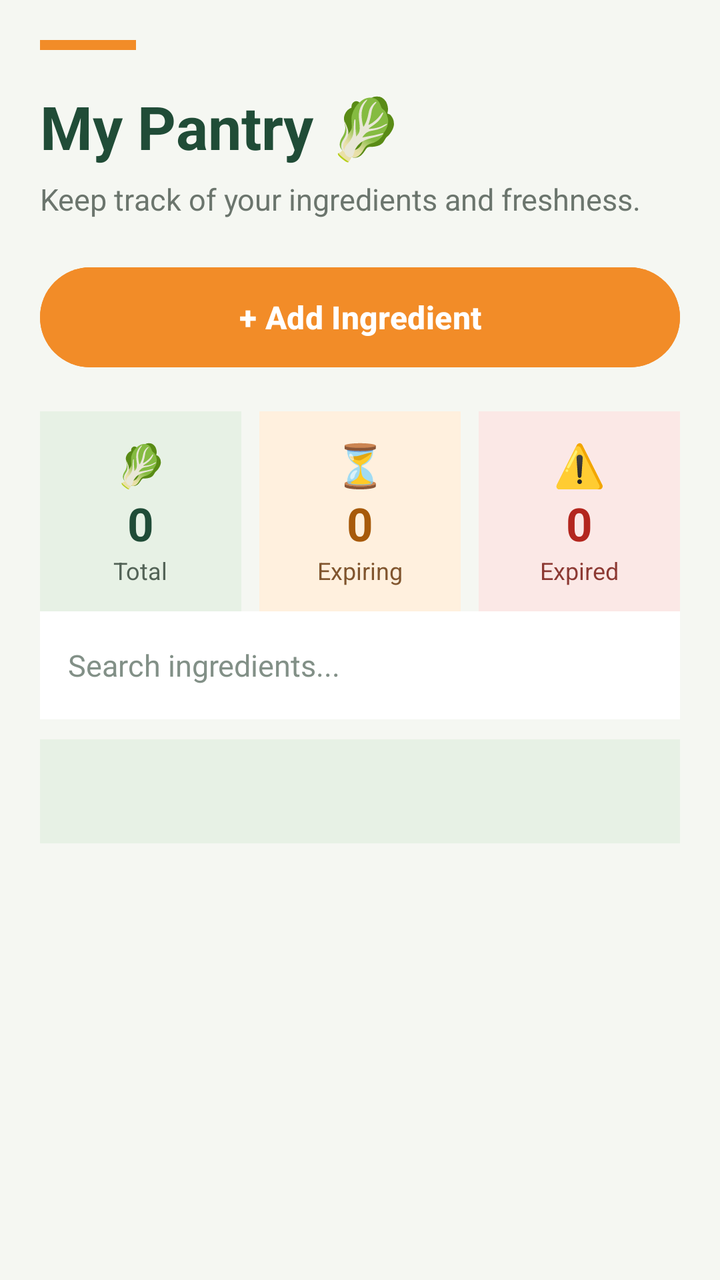
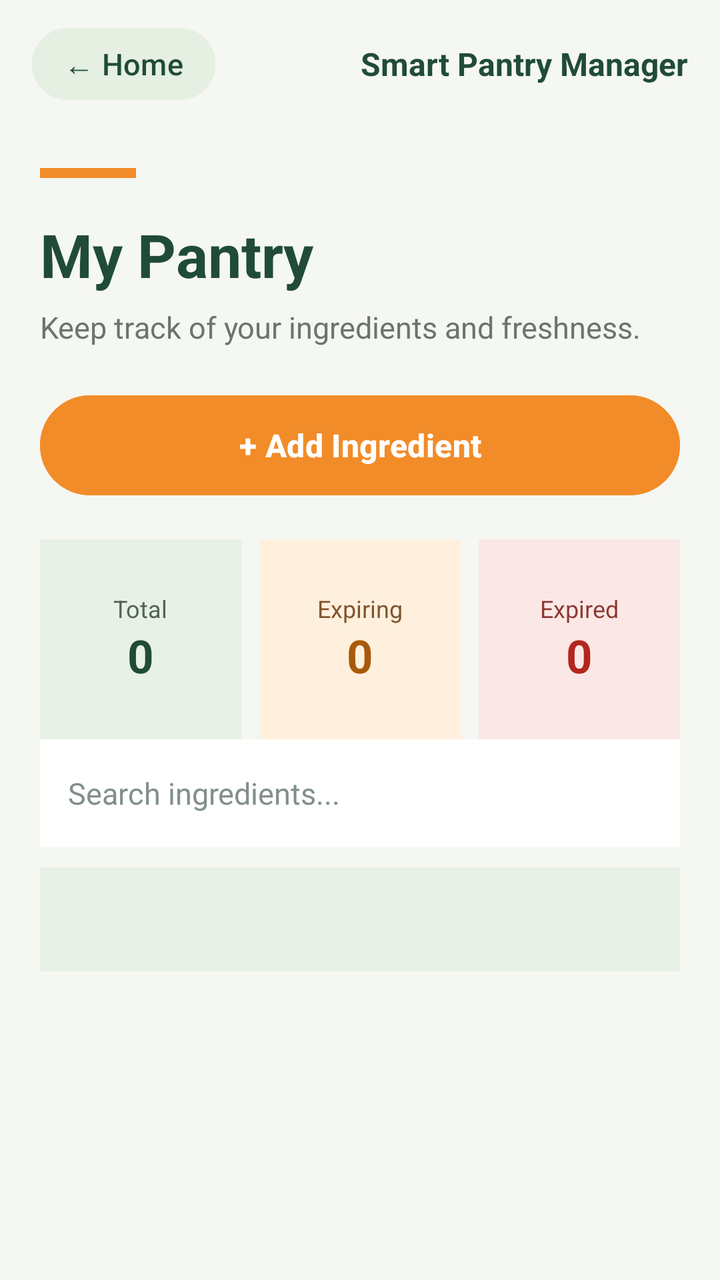

Before-and-after screenshots of an Android layout around one commit, followed by the original layout XML and the change that was made.
<!-- AndroidManifest.xml: application theme Theme.SmartPantryManager -->
<!-- res/layout/activity_pantry.xml -->
<?xml version="1.0" encoding="utf-8"?>
<ScrollView xmlns:android="http://schemas.android.com/apk/res/android"
    android:layout_width="match_parent"
    android:layout_height="match_parent"
    android:background="#F5F7F2"
    android:fillViewport="true">

    <LinearLayout
        android:layout_width="match_parent"
        android:layout_height="wrap_content"
        android:orientation="vertical"
        android:padding="20dp">

        <View
            android:layout_width="48dp"
            android:layout_height="5dp"
            android:layout_marginBottom="18dp"
            android:background="#F28C28" />

        <TextView
            android:layout_width="match_parent"
            android:layout_height="wrap_content"
            android:text="My Pantry 🥬"
            android:textColor="#204C37"
            android:textSize="30sp"
            android:textStyle="bold" />

        <TextView
            android:layout_width="match_parent"
            android:layout_height="wrap_content"
            android:layout_marginTop="6dp"
            android:layout_marginBottom="20dp"
            android:text="Keep track of your ingredients and freshness."
            android:textColor="#6B756D"
            android:textSize="15sp" />

        <Button
            android:id="@+id/btnAddIngredient"
            android:layout_width="match_parent"
            android:layout_height="58dp"
            android:layout_marginBottom="18dp"
            android:backgroundTint="#F28C28"
            android:text="+ Add Ingredient"
            android:textColor="#FFFFFF"
            android:textSize="16sp"
            android:textStyle="bold" />

        <LinearLayout
            android:layout_width="match_parent"
            android:layout_height="wrap_content"
            android:orientation="horizontal"
            android:weightSum="3">

            <LinearLayout
                android:layout_width="0dp"
                android:layout_height="100dp"
                android:layout_weight="1"
                android:layout_marginEnd="6dp"
                android:background="#E7F1E5"
                android:gravity="center"
                android:orientation="vertical"
                android:padding="6dp">

                <TextView
                    android:layout_width="wrap_content"
                    android:layout_height="wrap_content"
                    android:text="🥬"
                    android:textSize="21sp" />

                <TextView
                    android:id="@+id/txtTotalIngredients"
                    android:layout_width="wrap_content"
                    android:layout_height="wrap_content"
                    android:text="0"
                    android:textColor="#204C37"
                    android:textSize="23sp"
                    android:textStyle="bold" />

                <TextView
                    android:layout_width="wrap_content"
                    android:layout_height="wrap_content"
                    android:text="Total"
                    android:textColor="#536357"
                    android:textSize="12sp" />
            </LinearLayout>

            <LinearLayout
                android:layout_width="0dp"
                android:layout_height="100dp"
                android:layout_weight="1"
                android:layout_marginStart="3dp"
                android:layout_marginEnd="3dp"
                android:background="#FFF0DE"
                android:gravity="center"
                android:orientation="vertical"
                android:padding="6dp">

                <TextView
                    android:layout_width="wrap_content"
                    android:layout_height="wrap_content"
                    android:text="⏳"
                    android:textSize="21sp" />

                <TextView
                    android:id="@+id/txtExpiringSoon"
                    android:layout_width="wrap_content"
                    android:layout_height="wrap_content"
                    android:text="0"
                    android:textColor="#A75A0B"
                    android:textSize="23sp"
                    android:textStyle="bold" />

                <TextView
                    android:layout_width="wrap_content"
                    android:layout_height="wrap_content"
                    android:text="Expiring"
                    android:textColor="#80552E"
                    android:textSize="12sp" />
            </LinearLayout>

            <LinearLayout
                android:layout_width="0dp"
                android:layout_height="100dp"
                android:layout_weight="1"
                android:layout_marginStart="6dp"
                android:background="#FBE8E6"
                android:gravity="center"
                android:orientation="vertical"
                android:padding="6dp">

                <TextView
                    android:layout_width="wrap_content"
                    android:layout_height="wrap_content"
                    android:text="⚠️"
                    android:textSize="21sp" />

                <TextView
                    android:id="@+id/txtExpired"
                    android:layout_width="wrap_content"
                    android:layout_height="wrap_content"
                    android:text="0"
                    android:textColor="#B3261E"
                    android:textSize="23sp"
                    android:textStyle="bold" />

                <TextView
                    android:layout_width="wrap_content"
                    android:layout_height="wrap_content"
                    android:text="Expired"
                    android:textColor="#8C3933"
                    android:textSize="12sp" />
            </LinearLayout>
        </LinearLayout>

        <TextView
            android:id="@+id/txtLowStockAlert"
            android:layout_width="match_parent"
            android:layout_height="wrap_content"
            android:layout_marginTop="14dp"
            android:layout_marginBottom="18dp"
            android:background="#FFF0DE"
            android:padding="14dp"
            android:text="Low stock alert"
            android:textColor="#80552E"
            android:textSize="14sp"
            android:visibility="gone" />

        <EditText
            android:id="@+id/edtSearchIngredient"
            android:layout_width="match_parent"
            android:layout_height="54dp"
            android:layout_marginBottom="10dp"
            android:background="#FFFFFF"
            android:hint="Search ingredients..."
            android:inputType="text"
            android:paddingStart="14dp"
            android:paddingEnd="14dp"
            android:textColor="#204C37"
            android:textColorHint="#829087"
            android:textSize="15sp" />

        <Spinner
            android:id="@+id/spinnerIngredientFilter"
            android:layout_width="match_parent"
            android:layout_height="52dp"
            android:layout_marginBottom="16dp"
            android:background="#E7F1E5"
            android:paddingStart="10dp"
            android:paddingEnd="10dp" />

        <TextView
            android:id="@+id/txtEmptyPantry"
            android:layout_width="match_parent"
            android:layout_height="wrap_content"
            android:gravity="center"
            android:padding="24dp"
            android:text="🌱 Your pantry is empty.\nAdd an ingredient to get started!"
            android:textColor="#6B756D"
            android:textSize="16sp"
            android:lineSpacingExtra="6dp"
            android:visibility="gone" />

        <androidx.recyclerview.widget.RecyclerView
            android:id="@+id/recyclerPantry"
            android:layout_width="match_parent"
            android:layout_height="wrap_content"
            android:nestedScrollingEnabled="false"
            android:clipToPadding="false"
            android:paddingBottom="12dp" />

    </LinearLayout>
</ScrollView>
<!-- resources referenced by this layout -->
<resources>
  <style name="Theme.SmartPantryManager" parent="Base.Theme.SmartPantryManager" />
  <style name="Base.Theme.SmartPantryManager" parent="Theme.Material3.DayNight.NoActionBar">
          
          
      </style>
</resources>

<!-- the commit's change to res/layout/activity_pantry.xml (unified diff, before → after) -->
@@ -1,212 +1,243 @@
 <?xml version="1.0" encoding="utf-8"?>
-<ScrollView xmlns:android="http://schemas.android.com/apk/res/android"
+<LinearLayout xmlns:android="http://schemas.android.com/apk/res/android"
     android:layout_width="match_parent"
     android:layout_height="match_parent"
-    android:background="#F5F7F2"
-    android:fillViewport="true">
-
-    <LinearLayout
+    android:orientation="vertical"
+    android:background="#F5F7F2">
+
+    
+    <include layout="@layout/header_back_home" />
+
+    <ScrollView
         android:layout_width="match_parent"
-        android:layout_height="wrap_content"
-        android:orientation="vertical"
-        android:padding="20dp">
-
-        <View
-            android:layout_width="48dp"
-            android:layout_height="5dp"
-            android:layout_marginBottom="18dp"
-            android:background="#F28C28" />
-
-        <TextView
-            android:layout_width="match_parent"
-            android:layout_height="wrap_content"
-            android:text="My Pantry 🥬"
-            android:textColor="#204C37"
-            android:textSize="30sp"
-            android:textStyle="bold" />
-
-        <TextView
-            android:layout_width="match_parent"
-            android:layout_height="wrap_content"
-            android:layout_marginTop="6dp"
-            android:layout_marginBottom="20dp"
-            android:text="Keep track of your ingredients and freshness."
-            android:textColor="#6B756D"
-            android:textSize="15sp" />
-
-        <Button
-            android:id="@+id/btnAddIngredient"
-            android:layout_width="match_parent"
-            android:layout_height="58dp"
-            android:layout_marginBottom="18dp"
-            android:backgroundTint="#F28C28"
-            android:text="+ Add Ingredient"
-            android:textColor="#FFFFFF"
-            android:textSize="16sp"
-            android:textStyle="bold" />
+        android:layout_height="0dp"
+        android:layout_weight="1"
+        android:fillViewport="true">
 
         <LinearLayout
             android:layout_width="match_parent"
             android:layout_height="wrap_content"
-            android:orientation="horizontal"
-            android:weightSum="3">
-
+            android:orientation="vertical"
+            android:padding="20dp">
+
+            <View
+                android:layout_width="48dp"
+                android:layout_height="5dp"
+                android:layout_marginBottom="18dp"
+                android:background="#F28C28" />
+
+            <TextView
+                android:layout_width="match_parent"
+                android:layout_height="wrap_content"
+                android:text="My Pantry"
+                android:textColor="#204C37"
+                android:textSize="30sp"
+                android:textStyle="bold" />
+
+            <TextView
+                android:layout_width="match_parent"
+                android:layout_height="wrap_content"
+                android:layout_marginTop="6dp"
+                android:layout_marginBottom="20dp"
+                android:text="Keep track of your ingredients and freshness."
+                android:textColor="#6B756D"
+                android:textSize="15sp" />
+
+            <Button
+                android:id="@+id/btnAddIngredient"
+                android:layout_width="match_parent"
+                android:layout_height="58dp"
+                android:layout_marginBottom="18dp"
+                android:backgroundTint="#F28C28"
+                android:text="+ Add Ingredient"
+                android:textColor="#FFFFFF"
+                android:textSize="16sp"
+                android:textStyle="bold" />
+
+            
             <LinearLayout
-                android:layout_width="0dp"
-                android:layout_height="100dp"
-                android:layout_weight="1"
-                android:layout_marginEnd="6dp"
+                android:layout_width="match_parent"
+                android:layout_height="wrap_content"
+                android:orientation="horizontal"
+                android:weightSum="3">
+
+                <LinearLayout
+                    android:layout_width="0dp"
+                    android:layout_height="100dp"
+                    android:layout_weight="1"
+                    android:layout_marginEnd="6dp"
+                    android:background="#E7F1E5"
+                    android:gravity="center"
+                    android:orientation="vertical"
+                    android:padding="6dp">
+
+                    <TextView
+                        android:layout_width="wrap_content"
+                        android:layout_height="wrap_content"
+                        android:text="Total"
+                        android:textColor="#536357"
+                        android:textSize="12sp" />
+
+                    <TextView
+                        android:id="@+id/txtTotalIngredients"
+                        android:layout_width="wrap_content"
+                        android:layout_height="wrap_content"
+                        android:text="0"
+                        android:textColor="#204C37"
+                        android:textSize="23sp"
+                        android:textStyle="bold" />
+                </LinearLayout>
+
+                <LinearLayout
+                    android:layout_width="0dp"
+                    android:layout_height="100dp"
+                    android:layout_weight="1"
+                    android:layout_marginStart="3dp"
+                    android:layout_marginEnd="3dp"
+                    android:background="#FFF0DE"
+                    android:gravity="center"
+                    android:orientation="vertical"
+                    android:padding="6dp">
+
+                    <TextView
+                        android:layout_width="wrap_content"
+                        android:layout_height="wrap_content"
+                        android:text="Expiring"
+                        android:textColor="#80552E"
+                        android:textSize="12sp" />
+
+                    <TextView
+                        android:id="@+id/txtExpiringSoon"
+                        android:layout_width="wrap_content"
+                        android:layout_height="wrap_content"
+                        android:text="0"
+                        android:textColor="#A75A0B"
+                        android:textSize="23sp"
+                        android:textStyle="bold" />
+                </LinearLayout>
+
+                <LinearLayout
+                    android:layout_width="0dp"
+                    android:layout_height="100dp"
+                    android:layout_weight="1"
+                    android:layout_marginStart="6dp"
+                    android:background="#FBE8E6"
+                    android:gravity="center"
+                    android:orientation="vertical"
+                    android:padding="6dp">
+
+                    <TextView
+                        android:layout_width="wrap_content"
+                        android:layout_height="wrap_content"
+                        android:text="Expired"
+                        android:textColor="#8C3933"
+                        android:textSize="12sp" />
+
+                    <TextView
+                        android:id="@+id/txtExpired"
+                        android:layout_width="wrap_content"
+                        android:layout_height="wrap_content"
+                        android:text="0"
+                        android:textColor="#B3261E"
+                        android:textSize="23sp"
+                        android:textStyle="bold" />
+                </LinearLayout>
+            </LinearLayout>
+
+            <TextView
+                android:id="@+id/txtLowStockAlert"
+                android:layout_width="match_parent"
+                android:layout_height="wrap_content"
+                android:layout_marginTop="14dp"
+                android:layout_marginBottom="18dp"
+                android:background="#FFF0DE"
+                android:padding="14dp"
+                android:text="Low stock alert"
+                android:textColor="#80552E"
+                android:textSize="14sp"
+                android:visibility="gone" />
+
+            <EditText
+                android:id="@+id/edtSearchIngredient"
+                android:layout_width="match_parent"
+                android:layout_height="54dp"
+                android:layout_marginBottom="10dp"
+                android:background="#FFFFFF"
+                android:hint="Search ingredients..."
+                android:inputType="text"
+                android:paddingStart="14dp"
+                android:paddingEnd="14dp"
+                android:textColor="#204C37"
+                android:textColorHint="#829087"
+                android:textSize="15sp" />
+
+            <Spinner
+                android:id="@+id/spinnerIngredientFilter"
+                android:layout_width="match_parent"
+                android:layout_height="52dp"
+                android:layout_marginBottom="16dp"
                 android:background="#E7F1E5"
+                android:paddingStart="10dp"
+                android:paddingEnd="10dp" />
+
+            <TextView
+                android:id="@+id/txtEmptyPantry"
+                android:layout_width="match_parent"
+                android:layout_height="wrap_content"
                 android:gravity="center"
-                android:orientation="vertical"
-                android:padding="6dp">
-
-                <TextView
-                    android:layout_width="wrap_content"
-                    android:layout_height="wrap_content"
-                    android:text="🥬"
-                    android:textSize="21sp" />
-
-                <TextView
-                    android:id="@+id/txtTotalIngredients"
-                    android:layout_width="wrap_content"
-                    android:layout_height="wrap_content"
-                    android:text="0"
-                    android:textColor="#204C37"
-                    android:textSize="23sp"
-                    android:textStyle="bold" />
-
-                <TextView
-                    android:layout_width="wrap_content"
-                    android:layout_height="wrap_content"
-                    android:text="Total"
-                    android:textColor="#536357"
-                    android:textSize="12sp" />
-            </LinearLayout>
-
-            <LinearLayout
-                android:layout_width="0dp"
-                android:layout_height="100dp"
-                android:layout_weight="1"
-                android:layout_marginStart="3dp"
-                android:layout_marginEnd="3dp"
-                android:background="#FFF0DE"
-                android:gravity="center"
-                android:orientation="vertical"
-                android:padding="6dp">
-
-                <TextView
-                    android:layout_width="wrap_content"
-                    android:layout_height="wrap_content"
-                    android:text="⏳"
-                    android:textSize="21sp" />
-
-                <TextView
-                    android:id="@+id/txtExpiringSoon"
-                    android:layout_width="wrap_content"
-                    android:layout_height="wrap_content"
-                    android:text="0"
-                    android:textColor="#A75A0B"
-                    android:textSize="23sp"
-                    android:textStyle="bold" />
-
-                <TextView
-                    android:layout_width="wrap_content"
-                    android:layout_height="wrap_content"
-                    android:text="Expiring"
-                    android:textColor="#80552E"
-                    android:textSize="12sp" />
-            </LinearLayout>
-
-            <LinearLayout
-                android:layout_width="0dp"
-                android:layout_height="100dp"
-                android:layout_weight="1"
-                android:layout_marginStart="6dp"
-                android:background="#FBE8E6"
-                android:gravity="center"
-                android:orientation="vertical"
-                android:padding="6dp">
-
-                <TextView
-                    android:layout_width="wrap_content"
-                    android:layout_height="wrap_content"
-                    android:text="⚠️"
-                    android:textSize="21sp" />
-
-                <TextView
-                    android:id="@+id/txtExpired"
-                    android:layout_width="wrap_content"
-                    android:layout_height="wrap_content"
-                    android:text="0"
-                    android:textColor="#B3261E"
-                    android:textSize="23sp"
-                    android:textStyle="bold" />
-
-                <TextView
-                    android:layout_width="wrap_content"
-                    android:layout_height="wrap_content"
-                    android:text="Expired"
-                    android:textColor="#8C3933"
-                    android:textSize="12sp" />
-            </LinearLayout>
+                android:padding="24dp"
+                android:text="Your pantry is empty.\nAdd an ingredient to get started!"
+                android:textColor="#6B756D"
+                android:textSize="16sp"
+                android:lineSpacingExtra="6dp"
+                android:visibility="gone" />
+
+            <androidx.recyclerview.widget.RecyclerView
+                android:id="@+id/recyclerPantry"
+                android:layout_width="match_parent"
+                android:layout_height="wrap_content"
+                android:nestedScrollingEnabled="false"
+                android:clipToPadding="false"
+                android:paddingBottom="12dp" />
+
         </LinearLayout>
-
-        <TextView
-            android:id="@+id/txtLowStockAlert"
-            android:layout_width="match_parent"
-            android:layout_height="wrap_content"
-            android:layout_marginTop="14dp"
-            android:layout_marginBottom="18dp"
-            android:background="#FFF0DE"
-            android:padding="14dp"
-            android:text="Low stock alert"
-            android:textColor="#80552E"
-            android:textSize="14sp"
-            android:visibility="gone" />
-
-        <EditText
-            android:id="@+id/edtSearchIngredient"
-            android:layout_width="match_parent"
-            android:layout_height="54dp"
-            android:layout_marginBottom="10dp"
-            android:background="#FFFFFF"
-            android:hint="Search ingredients..."
-            android:inputType="text"
-            android:paddingStart="14dp"
-            android:paddingEnd="14dp"
-            android:textColor="#204C37"
-            android:textColorHint="#829087"
-            android:textSize="15sp" />
-
-        <Spinner
-            android:id="@+id/spinnerIngredientFilter"
-            android:layout_width="match_parent"
-            android:layout_height="52dp"
-            android:layout_marginBottom="16dp"
-            android:background="#E7F1E5"
-            android:paddingStart="10dp"
-            android:paddingEnd="10dp" />
-
-        <TextView
-            android:id="@+id/txtEmptyPantry"
-            android:layout_width="match_parent"
-            android:layout_height="wrap_content"
-            android:gravity="center"
-            android:padding="24dp"
-            android:text="🌱 Your pantry is empty.\nAdd an ingredient to get started!"
-            android:textColor="#6B756D"
-            android:textSize="16sp"
-            android:lineSpacingExtra="6dp"
-            android:visibility="gone" />
-
-        <androidx.recyclerview.widget.RecyclerView
-            android:id="@+id/recyclerPantry"
-            android:layout_width="match_parent"
-            android:layout_height="wrap_content"
-            android:nestedScrollingEnabled="false"
-            android:clipToPadding="false"
-            android:paddingBottom="12dp" />
-
-    </LinearLayout>
-</ScrollView>
+    </ScrollView>
+
+</LinearLayout>
+<!-- res/layout/header_back_home.xml (included above) -->
+<?xml version="1.0" encoding="utf-8"?>
+<LinearLayout xmlns:android="http://schemas.android.com/apk/res/android"
+    android:layout_width="match_parent"
+    android:layout_height="64dp"
+    android:orientation="horizontal"
+    android:gravity="center_vertical"
+    android:paddingStart="16dp"
+    android:paddingEnd="16dp"
+    android:background="#F5F7F2">
+
+    <Button
+        android:id="@+id/btnBackHome"
+        android:layout_width="wrap_content"
+        android:layout_height="44dp"
+        android:minWidth="0dp"
+        android:text="← Home"
+        android:textAllCaps="false"
+        android:textColor="#204C37"
+        android:textSize="15sp"
+        android:backgroundTint="#E5EFE2"
+        android:paddingStart="16dp"
+        android:paddingEnd="16dp" />
+
+    <TextView
+        android:id="@+id/txtHeaderTitle"
+        android:layout_width="0dp"
+        android:layout_height="wrap_content"
+        android:layout_weight="1"
+        android:gravity="end|center_vertical"
+        android:text="Smart Pantry Manager"
+        android:textColor="#204C37"
+        android:textSize="16sp"
+        android:textStyle="bold"
+        android:paddingStart="12dp" />
+
+</LinearLayout>
<!-- resource entries referenced after the edit -->
@@ -2,8 +2,21 @@
 <resources>
   <style name="Theme.SmartPantryManager" parent="Base.Theme.SmartPantryManager" />
   <style name="Base.Theme.SmartPantryManager" parent="Theme.Material3.DayNight.NoActionBar">
-          
-          
+  
+          <item name="colorPrimary">#F28C28</item>
+          <item name="colorOnPrimary">#FFFFFF</item>
+  
+          <item name="colorSecondary">#204C37</item>
+          <item name="colorOnSecondary">#FFFFFF</item>
+  
+          <item name="colorSurface">#F5F7F2</item>
+          <item name="colorOnSurface">#204C37</item>
+  
+          <item name="android:colorAccent">#F28C28</item>
+          <item name="android:windowLightStatusBar">true</item>
+          <item name="android:statusBarColor">#F5F7F2</item>
+          <item name="android:navigationBarColor">#F5F7F2</item>
+  
       </style>
 </resources>
 
